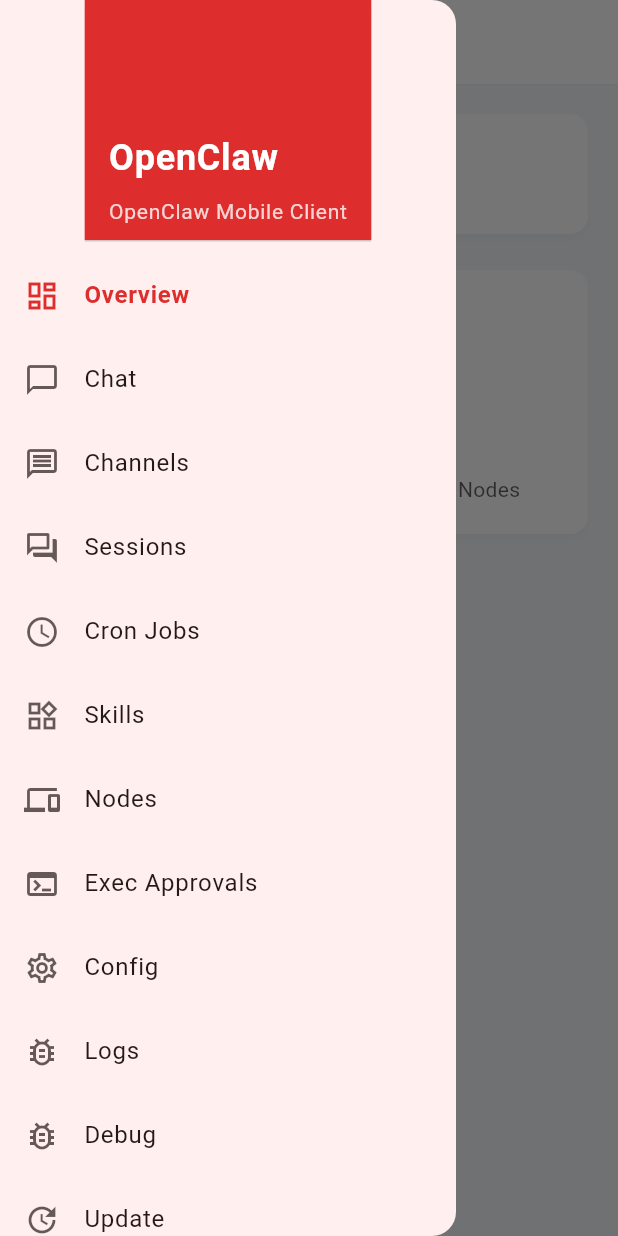
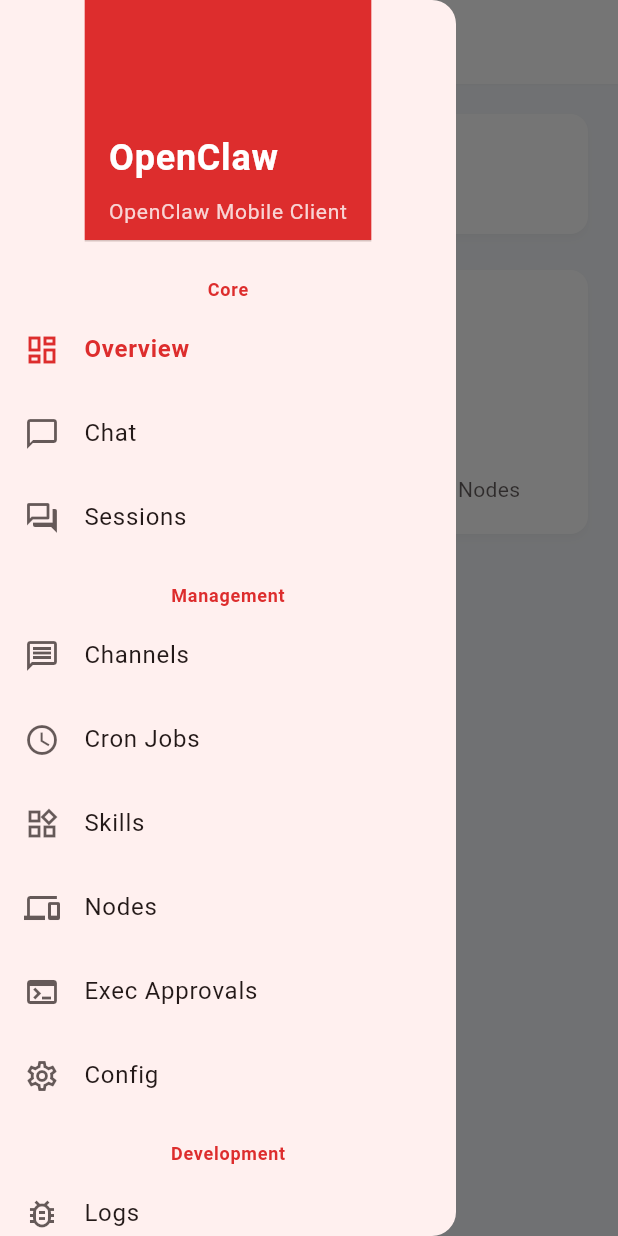
Before and after one commit to MQpeng/claw-chat, a Flutter app: the HomePage screen opened directly, with the side drawer open, on a phone screen of 412 x 824 dp. Run offline on Flutter 3.47's test engine with Material 3 defaults, Android fonts, the phone set to English and light mode, and no system bars; our stand-ins replace audioplayers, convert, device_info_plus, dio, file_picker, flutter_markdown and 12 more; missing offline and left inert: bs58, cryptography, flutter_pdfview, highlight, markdown, mobile_scanner; accounts and stored records are empty.

Commit message:
feat: group menu items like openclaw control ui

```diff
--- a/lib/presentation/pages/home_page.dart
+++ b/lib/presentation/pages/home_page.dart
@@ -22,22 +22,37 @@ import 'chat_page.dart';
 import '../widgets/session_list_item.dart';
 
 enum HomeMenuItem {
-  overview(icon: Icons.dashboard_outlined, label: 'Overview'),
-  chat(icon: Icons.chat_bubble_outline, label: 'Chat'),
-  channels(icon: Icons.message_outlined, label: 'Channels'),
-  sessions(icon: Icons.forum_outlined, label: 'Sessions'),
-  cronJobs(icon: Icons.schedule_outlined, label: 'Cron Jobs'),
-  skills(icon: Icons.widgets_outlined, label: 'Skills'),
-  nodes(icon: Icons.devices_outlined, label: 'Nodes'),
-  exec(icon: Icons.terminal_outlined, label: 'Exec'),
-  config(icon: Icons.settings_outlined, label: 'Config'),
-  logs(icon: Icons.bug_report_outlined, label: 'Logs'),
-  debug(icon: Icons.bug_report_outlined, label: 'Debug'),
-  update(icon: Icons.update_outlined, label: 'Update'),
-  settings(icon: Icons.tune_outlined, label: 'Settings');
+  // Core
+  overview(icon: Icons.dashboard_outlined, label: 'Overview', group: MenuGroup.core),
+  chat(icon: Icons.chat_bubble_outline, label: 'Chat', group: MenuGroup.core),
+  sessions(icon: Icons.forum_outlined, label: 'Sessions', group: MenuGroup.core),
+  // Management
+  channels(icon: Icons.message_outlined, label: 'Channels', group: MenuGroup.management),
+  cronJobs(icon: Icons.schedule_outlined, label: 'Cron Jobs', group: MenuGroup.management),
+  skills(icon: Icons.widgets_outlined, label: 'Skills', group: MenuGroup.management),
+  nodes(icon: Icons.devices_outlined, label: 'Nodes', group: MenuGroup.management),
+  exec(icon: Icons.terminal_outlined, label: 'Exec Approvals', group: MenuGroup.management),
+  config(icon: Icons.settings_outlined, label: 'Gateway Config', group: MenuGroup.management),
+  // Development
+  logs(icon: Icons.bug_report_outlined, label: 'Client Logs', group: MenuGroup.development),
+  debug(icon: Icons.bug_report_outlined, label: 'Debug', group: MenuGroup.development),
+  update(icon: Icons.update_outlined, label: 'Update', group: MenuGroup.development),
+  // Settings
+  settings(icon: Icons.tune_outlined, label: 'Settings', group: MenuGroup.settings);
 
-  const HomeMenuItem({required this.icon, required this.label});
+  const HomeMenuItem({required this.icon, required this.label, required this.group});
   final IconData icon;
+  final String label;
+  final MenuGroup group;
+}
+
+enum MenuGroup {
+  core('Core'),
+  management('Management'),
+  development('Development'),
+  settings('Settings');
+
+  const MenuGroup(this.label);
   final String label;
 }
 
@@ -286,34 +301,8 @@ class _HomePageState extends ConsumerState<HomePage> {
                 ],
               ),
             ),
-            // Menu items
-            ...HomeMenuItem.values.map((item) {
-              final isSelected = _selectedMenuItem == item;
-              return ListTile(
-                leading: Icon(
-                  item.icon,
-                  color: isSelected
-                      ? Theme.of(context).colorScheme.primary
-                      : Theme.of(context).colorScheme.onSurface.withOpacity(0.7),
-                ),
-                title: Text(
-                  _getMenuItemLabel(item, l10n),
-                  style: TextStyle(
-                    color: isSelected
-                        ? Theme.of(context).colorScheme.primary
-                        : null,
-                    fontWeight: isSelected ? FontWeight.bold : FontWeight.normal,
-                  ),
-                ),
-                selected: isSelected,
-                onTap: () {
-                  setState(() {
-                    _selectedMenuItem = item;
-                  });
-                  Navigator.pop(context);
-                },
-              );
-            }).toList(),
+            // Menu items grouped by category
+            ..._buildGroupedMenuItems(context, l10n),
             const Spacer(),
             // Status info
             Padding(
@@ -496,6 +485,65 @@ class _HomePageState extends ConsumerState<HomePage> {
     }
   }
 
+  List<Widget> _buildGroupedMenuItems(BuildContext context, AppLocalizations l10n) {
+    final List<Widget> items = [];
+
+    // Group by MenuGroup
+    final grouped = <MenuGroup, List<HomeMenuItem>>{};
+    for (final item in HomeMenuItem.values) {
+      grouped.putIfAbsent(item.group, () => []).add(item);
+    }
+
+    for (final group in grouped.entries) {
+      // Add group header
+      items.add(Padding(
+        padding: const EdgeInsets.fromLTRB(16, 16, 16, 4),
+        child: Text(
+          group.key.label,
+          style: Theme.of(context).textTheme.labelMedium?.copyWith(
+            color: Theme.of(context).colorScheme.primary,
+            fontWeight: FontWeight.bold,
+          ),
+        ),
+      ));
+
+      // Add menu items in this group
+      for (final item in group.value) {
+        final isSelected = _selectedMenuItem == item;
+        items.add(ListTile(
+          contentPadding: const EdgeInsets.symmetric(
+            horizontal: 16,
+            vertical: 0,
+          ),
+          leading: Icon(
+            item.icon,
+            color: isSelected
+                ? Theme.of(context).colorScheme.primary
+                : Theme.of(context).colorScheme.onSurface.withOpacity(0.7),
+          ),
+          title: Text(
+            _getMenuItemLabel(item, l10n),
+            style: TextStyle(
+              color: isSelected
+                  ? Theme.of(context).colorScheme.primary
+                  : null,
+              fontWeight: isSelected ? FontWeight.bold : FontWeight.normal,
+            ),
+          ),
+          selected: isSelected,
+          onTap: () {
+            setState(() {
+              _selectedMenuItem = item;
+            });
+            Navigator.pop(context);
+          },
+        ));
+      }
+    }
+
+    return items;
+  }
+
   Widget _buildBody(
     BuildContext context,
     HomeMenuItem selected,
```
